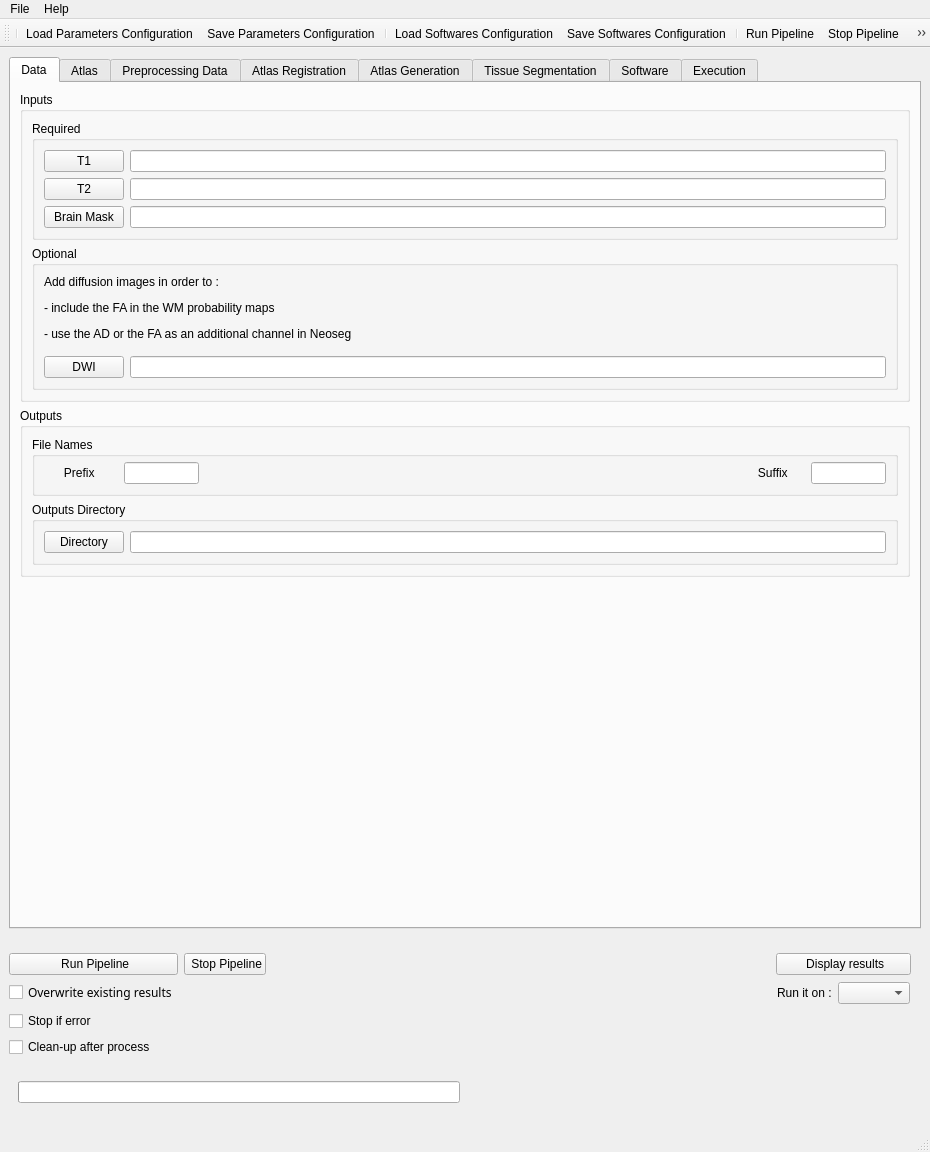
Above: NeosegPipeline/WindowMultiseg.ui from NIRALUser/NeosegPipeline before the change. Below: the same form after it.
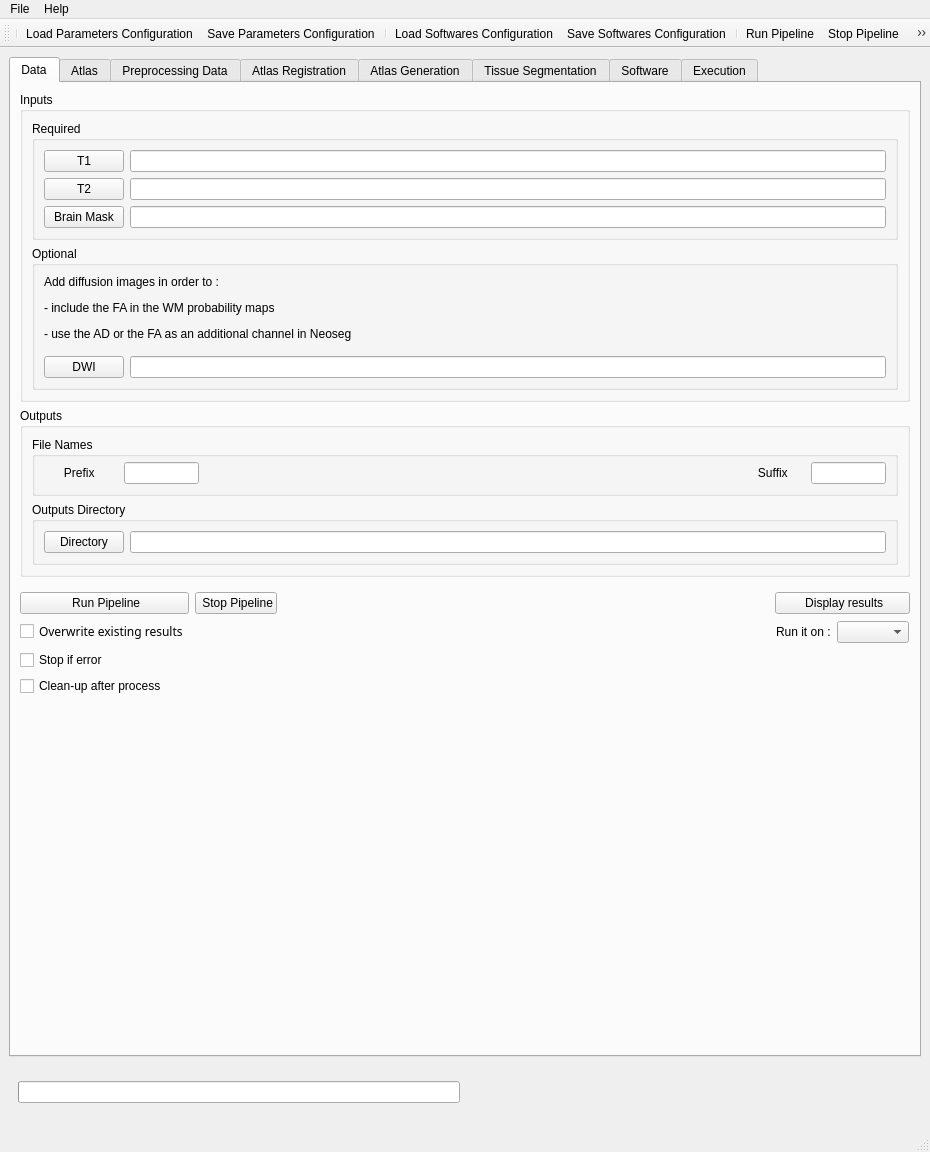
That is the form after the change. Icons and pictures are not drawn.

Commit message: Move run/start buttons up

Diff of the .ui file:
```diff
--- a/NeosegPipeline/WindowMultiseg.ui
+++ b/NeosegPipeline/WindowMultiseg.ui
@@ -106,145 +106,6 @@
          </layout>
         </widget>
        </item>
-       <item row="0" column="0">
-        <widget class="QWidget" name="widget_10" native="true">
-         <layout class="QGridLayout" name="gridLayout_24">
-          <property name="leftMargin">
-           <number>0</number>
-          </property>
-          <property name="rightMargin">
-           <number>0</number>
-          </property>
-          <item row="1" column="0">
-           <widget class="QCheckBox" name="overwriting_checkBox">
-            <property name="font">
-             <font>
-              <family>Sans Serif</family>
-             </font>
-            </property>
-            <property name="text">
-             <string>Overwrite existing results</string>
-            </property>
-            <property name="checked">
-             <bool>false</bool>
-            </property>
-           </widget>
-          </item>
-          <item row="4" column="0">
-           <widget class="QCheckBox" name="cleaningUp_checkBox">
-            <property name="text">
-             <string>Clean-up after process</string>
-            </property>
-            <property name="checked">
-             <bool>false</bool>
-            </property>
-           </widget>
-          </item>
-          <item row="1" column="4">
-           <widget class="QWidget" name="widget_15" native="true">
-            <layout class="QHBoxLayout" name="horizontalLayout_11">
-             <property name="leftMargin">
-              <number>1</number>
-             </property>
-             <property name="topMargin">
-              <number>1</number>
-             </property>
-             <property name="rightMargin">
-              <number>1</number>
-             </property>
-             <property name="bottomMargin">
-              <number>1</number>
-             </property>
-             <item>
-              <widget class="QLabel" name="computingSystem_label">
-               <property name="text">
-                <string>Run it on :</string>
-               </property>
-              </widget>
-             </item>
-             <item>
-              <widget class="QComboBox" name="computingSystem_comboBox"/>
-             </item>
-            </layout>
-           </widget>
-          </item>
-          <item row="3" column="0">
-           <widget class="QCheckBox" name="stoppingIfError_checkBox">
-            <property name="text">
-             <string>Stop if error</string>
-            </property>
-            <property name="checked">
-             <bool>false</bool>
-            </property>
-           </widget>
-          </item>
-          <item row="1" column="3">
-           <spacer name="horizontalSpacer_9">
-            <property name="orientation">
-             <enum>Qt::Horizontal</enum>
-            </property>
-            <property name="sizeHint" stdset="0">
-             <size>
-              <width>40</width>
-              <height>20</height>
-             </size>
-            </property>
-           </spacer>
-          </item>
-          <item row="0" column="0">
-           <widget class="QPushButton" name="runPipeline_button">
-            <property name="text">
-             <string> Run Pipeline</string>
-            </property>
-            <property name="icon">
-             <iconset>
-              <normaloff>:/icons/icons/run-button.png</normaloff>:/icons/icons/run-button.png</iconset>
-            </property>
-            <property name="iconSize">
-             <size>
-              <width>24</width>
-              <height>15</height>
-             </size>
-            </property>
-           </widget>
-          </item>
-          <item row="0" column="1">
-           <widget class="QPushButton" name="stopPipeline_button">
-            <property name="text">
-             <string> Stop Pipeline</string>
-            </property>
-            <property name="icon">
-             <iconset>
-              <normaloff>:/icons/icons/stop-button.png</normaloff>:/icons/icons/stop-button.png</iconset>
-            </property>
-            <property name="iconSize">
-             <size>
-              <width>15</width>
-              <height>15</height>
-             </size>
-            </property>
-           </widget>
-          </item>
-          <item row="0" column="4">
-           <widget class="QPushButton" name="displayResults_button">
-            <property name="text">
-             <string> Display results</string>
-            </property>
-            <property name="icon">
-             <iconset>
-              <normaloff>:/icons/icons/eye.png</normaloff>:/icons/icons/eye.png</iconset>
-            </property>
-            <property name="iconSize">
-             <size>
-              <width>30</width>
-              <height>15</height>
-             </size>
-            </property>
-           </widget>
-          </item>
-         </layout>
-        </widget>
-       </item>
       </layout>
      </widget>
     </item>
@@ -463,6 +324,145 @@
           </layout>
          </widget>
         </item>
+        <item>
+         <widget class="QWidget" name="widget_10" native="true">
+          <layout class="QGridLayout" name="gridLayout_24">
+           <property name="leftMargin">
+            <number>0</number>
+           </property>
+           <property name="rightMargin">
+            <number>0</number>
+           </property>
+           <item row="1" column="0">
+            <widget class="QCheckBox" name="overwriting_checkBox">
+             <property name="font">
+              <font>
+               <family>Sans Serif</family>
+              </font>
+             </property>
+             <property name="text">
+              <string>Overwrite existing results</string>
+             </property>
+             <property name="checked">
+              <bool>false</bool>
+             </property>
+            </widget>
+           </item>
+           <item row="4" column="0">
+            <widget class="QCheckBox" name="cleaningUp_checkBox">
+             <property name="text">
+              <string>Clean-up after process</string>
+             </property>
+             <property name="checked">
+              <bool>false</bool>
+             </property>
+            </widget>
+           </item>
+           <item row="1" column="4">
+            <widget class="QWidget" name="widget_15" native="true">
+             <layout class="QHBoxLayout" name="horizontalLayout_11">
+              <property name="leftMargin">
+               <number>1</number>
+              </property>
+              <property name="topMargin">
+               <number>1</number>
+              </property>
+              <property name="rightMargin">
+               <number>1</number>
+              </property>
+              <property name="bottomMargin">
+               <number>1</number>
+              </property>
+              <item>
+               <widget class="QLabel" name="computingSystem_label">
+                <property name="text">
+                 <string>Run it on :</string>
+                </property>
+               </widget>
+              </item>
+              <item>
+               <widget class="QComboBox" name="computingSystem_comboBox"/>
+              </item>
+             </layout>
+            </widget>
+           </item>
+           <item row="3" column="0">
+            <widget class="QCheckBox" name="stoppingIfError_checkBox">
+             <property name="text">
+              <string>Stop if error</string>
+             </property>
+             <property name="checked">
+              <bool>false</bool>
+             </property>
+            </widget>
+           </item>
+           <item row="1" column="3">
+            <spacer name="horizontalSpacer_9">
+             <property name="orientation">
+              <enum>Qt::Horizontal</enum>
+             </property>
+             <property name="sizeHint" stdset="0">
+              <size>
+               <width>40</width>
+               <height>20</height>
+              </size>
+             </property>
+            </spacer>
+           </item>
+           <item row="0" column="0">
+            <widget class="QPushButton" name="runPipeline_button">
+             <property name="text">
+              <string> Run Pipeline</string>
+             </property>
+             <property name="icon">
+              <iconset>
+               <normaloff>:/icons/icons/run-button.png</normaloff>:/icons/icons/run-button.png</iconset>
+             </property>
+             <property name="iconSize">
+              <size>
+               <width>24</width>
+               <height>15</height>
+              </size>
+             </property>
+            </widget>
+           </item>
+           <item row="0" column="4">
+            <widget class="QPushButton" name="displayResults_button">
+             <property name="text">
+              <string> Display results</string>
+             </property>
+             <property name="icon">
+              <iconset>
+               <normaloff>:/icons/icons/eye.png</normaloff>:/icons/icons/eye.png</iconset>
+             </property>
+             <property name="iconSize">
+              <size>
+               <width>30</width>
+               <height>15</height>
+              </size>
+             </property>
+            </widget>
+           </item>
+           <item row="0" column="1">
+            <widget class="QPushButton" name="stopPipeline_button">
+             <property name="text">
+              <string> Stop Pipeline</string>
+             </property>
+             <property name="icon">
+              <iconset>
+               <normaloff>:/icons/icons/stop-button.png</normaloff>:/icons/icons/stop-button.png</iconset>
+             </property>
+             <property name="iconSize">
+              <size>
+               <width>15</width>
+               <height>15</height>
+              </size>
+             </property>
+            </widget>
+           </item>
+          </layout>
+         </widget>
+        </item>
         <item>
          <spacer name="verticalSpacer_7">
           <property name="orientation">
```
The commit also changes 1 other file.
